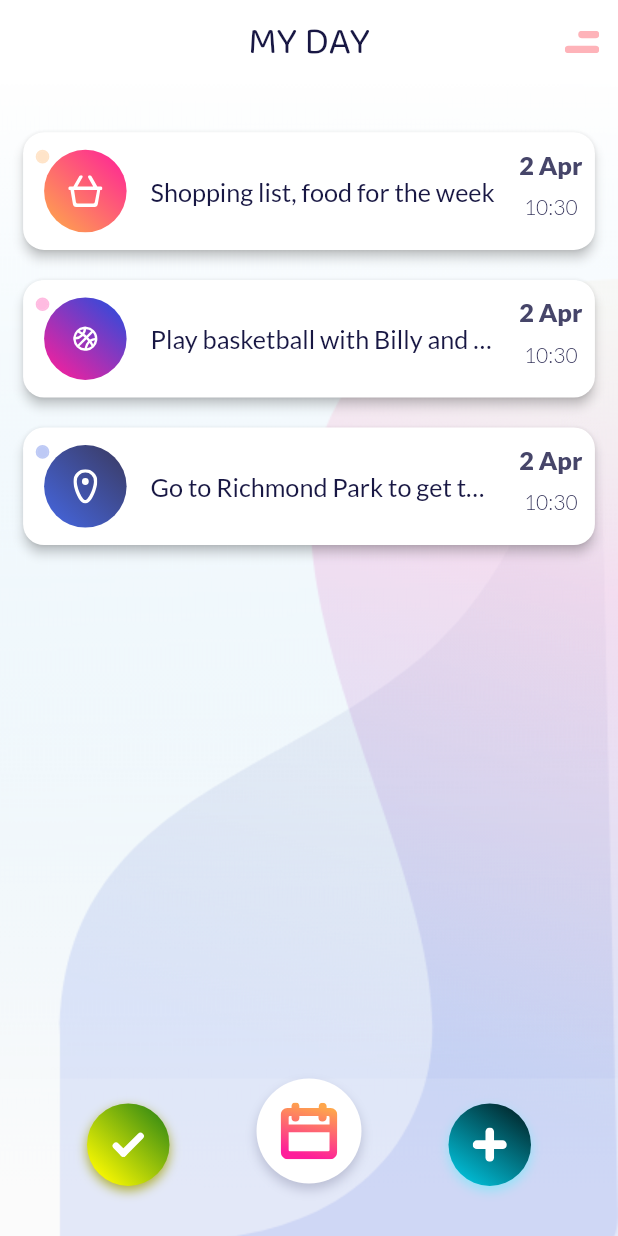
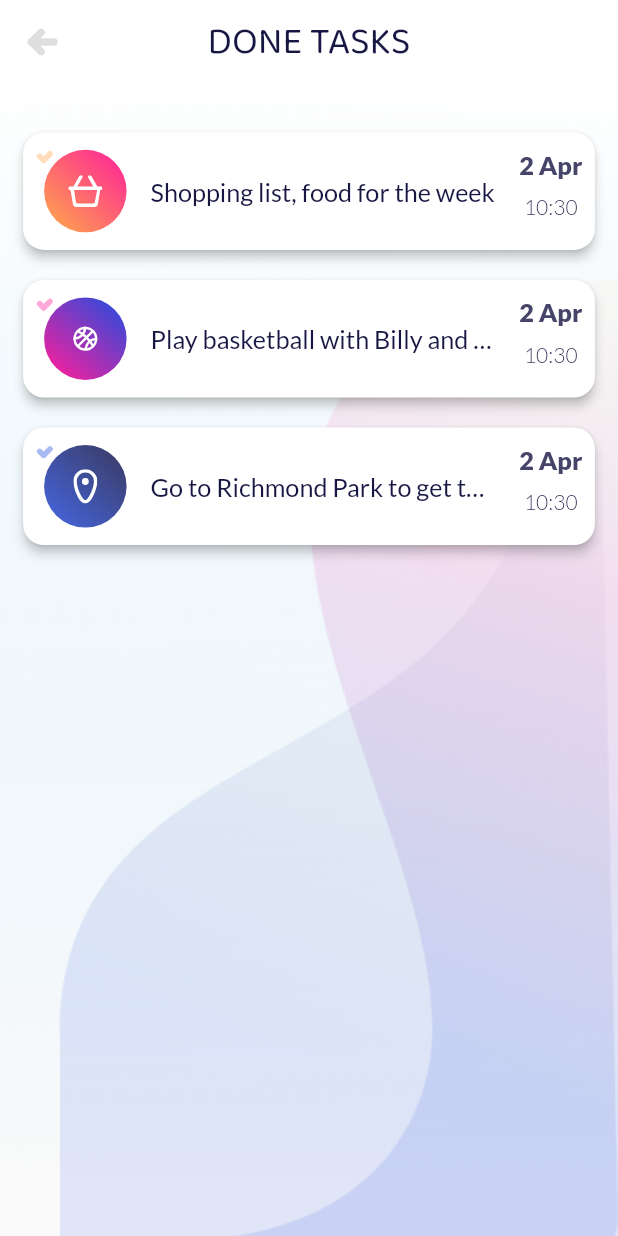
Before and after one commit to SixtusMiracle/my_day, a Flutter app: the screen it shows after launch, after a tap on an icon or button, on a phone screen of 412 x 824 dp. Run offline on Flutter 3.47's test engine with Material 2 defaults, Android fonts, the phone set to English and light mode, and no system bars; our stand-ins replace flutter_svg.

Commit message:
added done tasks screen

```diff
--- a/lib/models/task.dart
+++ b/lib/models/task.dart
@@ -1,8 +1,10 @@
 class Task {
   final String icon, title, description;
   final DateTime schedule;
+  final bool done;
 
   Task({
+    this.done = false,
     required this.title,
     required this.description,
     required this.icon,
--- /dev/null
+++ b/lib/screens/done_tasks/components/body.dart
@@ -0,0 +1,33 @@
+import 'package:flutter/material.dart';
+import 'package:my_day/shared/util/background.dart';
+
+import '../../../models/task.dart';
+import '../../../shared/constants.dart';
+import '../../home/components/task_card.dart';
+
+class Body extends StatelessWidget {
+  const Body({Key? key}) : super(key: key);
+
+  @override
+  Widget build(BuildContext context) {
+    return Background(
+      child: Padding(
+        padding: const EdgeInsets.symmetric(horizontal: miDefaultSize * 1.1),
+        child: Column(
+          crossAxisAlignment: CrossAxisAlignment.center,
+          children: [
+            SizedBox(height: miDefaultSize * 2.3),
+            Expanded(
+              child: ListView.builder(
+                physics: BouncingScrollPhysics(),
+                itemCount: tasks.length,
+                itemBuilder: (BuildContext context, int index) =>
+                    TaskCard(task: tasks[index], doneScreen: true),
+              ),
+            ),
+          ],
+        ),
+      ),
+    );
+  }
+}
--- /dev/null
+++ b/lib/screens/done_tasks/done_tasks.dart
@@ -0,0 +1,22 @@
+import 'package:flutter/material.dart';
+import 'package:my_day/screens/done_tasks/components/body.dart';
+import 'package:my_day/shared/util/app_bar.dart';
+
+class DoneTasks extends StatelessWidget {
+  static String routeName = "/doneTasks";
+
+  const DoneTasks({Key? key}) : super(key: key);
+
+  @override
+  Widget build(BuildContext context) {
+    return Scaffold(
+      appBar: buildAppBar(
+        context: context,
+        hasBackButton: true,
+        hasActions: false,
+        title: "DONE TASKS",
+      ),
+      body: Body(),
+    );
+  }
+}
--- a/lib/screens/home/components/task_card.dart
+++ b/lib/screens/home/components/task_card.dart
@@ -1,4 +1,5 @@
 import 'package:flutter/material.dart';
+import 'package:flutter_svg/flutter_svg.dart';
 import 'package:intl/intl.dart';
 
 import '../../../models/task.dart';
@@ -9,11 +10,13 @@ import '../../../shared/util/color_dot.dart';
 class TaskCard extends StatelessWidget {
   final Task task;
   final Function()? press;
+  final bool doneScreen;
 
   const TaskCard({
     Key? key,
     required this.task,
-    required this.press,
+    this.press,
+    this.doneScreen = false,
   }) : super(key: key);
 
   @override
@@ -37,9 +40,17 @@ class TaskCard extends StatelessWidget {
               Positioned(
                 top: 0,
                 left: 0,
-                child: ColorDot(
-                  color: Color(miIcons[task.icon]?.colorCode ?? 0xffffffff),
-                ),
+                child: doneScreen
+                    ? SvgPicture.asset(
+                        "assets/icons/done_task.svg",
+                        color:
+                            Color(miIcons[task.icon]?.colorCode ?? 0xffffffff)
+                                .withOpacity(1.0),
+                      )
+                    : ColorDot(
+                        color:
+                            Color(miIcons[task.icon]?.colorCode ?? 0xffffffff),
+                      ),
               ),
               Padding(
                 padding: const EdgeInsets.only(left: miDefaultSize * 0.4),
--- a/lib/screens/home/home.dart
+++ b/lib/screens/home/home.dart
@@ -12,7 +12,7 @@ class Home extends StatelessWidget {
   @override
   Widget build(BuildContext context) {
     return Scaffold(
-      appBar: buildAppBar(),
+      appBar: buildAppBar(context: context),
       body: Body(),
       extendBody: true,
       bottomNavigationBar: MiBottomAppBar(),
--- a/lib/shared/routes.dart
+++ b/lib/shared/routes.dart
@@ -1,6 +1,8 @@
 import 'package:flutter/widgets.dart';
+import 'package:my_day/screens/done_tasks/done_tasks.dart';
 import 'package:my_day/screens/home/home.dart';
 
 final Map<String, WidgetBuilder> routes = {
   Home.routeName: (context) => Home(),
+  DoneTasks.routeName: (context) => DoneTasks(),
 };
--- a/lib/shared/util/app_bar.dart
+++ b/lib/shared/util/app_bar.dart
@@ -1,12 +1,18 @@
 import 'package:flutter/material.dart';
 import 'package:flutter_svg/flutter_svg.dart';
+import 'package:my_day/screens/done_tasks/done_tasks.dart';
 
 import '../constants.dart';
 
-AppBar buildAppBar() {
+AppBar buildAppBar({
+  required BuildContext context,
+  bool hasBackButton = false,
+  bool hasActions = true,
+  String title = "MY DAY",
+}) {
   return AppBar(
-    title: const Text(
-      'MY DAY',
+    title: Text(
+      title,
       style: TextStyle(
         fontFamily: 'Baloo',
         fontSize: 25,
@@ -16,14 +22,26 @@ AppBar buildAppBar() {
     elevation: 0,
     backgroundColor: Colors.white,
     centerTitle: true,
-    actions: [
-      IconButton(
-        onPressed: () {},
-        icon: SvgPicture.asset(
-          'assets/icons/mi_menu.svg',
-          color: const Color(0xFFFD939B),
-        ),
-      ),
-    ],
+    leading: hasBackButton
+        ? IconButton(
+            onPressed: () => Navigator.pop(context),
+            icon: SvgPicture.asset(
+              "assets/icons/back.svg",
+              color: Color(0xffdfdfdf),
+            ),
+          )
+        : null,
+    actions: hasActions
+        ? [
+            IconButton(
+              onPressed: () =>
+                  Navigator.pushNamed(context, DoneTasks.routeName),
+              icon: SvgPicture.asset(
+                "assets/icons/mi_menu.svg",
+                color: Color(0xFFFD939B),
+              ),
+            ),
+          ]
+        : null,
   );
 }
```
Also changed, not shown: assets/icons/back.svg (added), assets/icons/done_task.svg (added).
